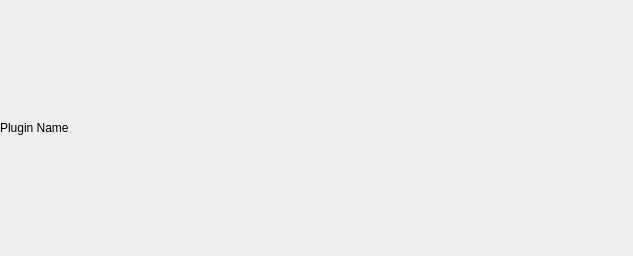
aotuai/brainframe-qt, file brainframe_qt/ui/dialogs/plugin_configuration/plugin_list/plugin_list_item/plugin_list_item.ui: the form before one commit.
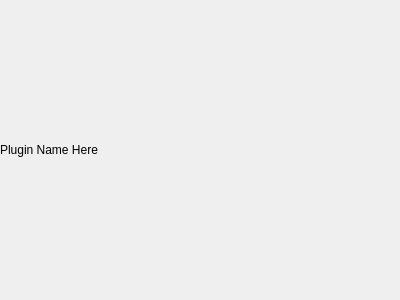
The form after the commit.

Commit message: Added more basic scaffolding for the plugin configuration UIs

The edit to the form file:
```diff
--- a/brainframe_qt/ui/dialogs/plugin_configuration/plugin_list/plugin_list_item/plugin_list_item.ui
+++ b/brainframe_qt/ui/dialogs/plugin_configuration/plugin_list/plugin_list_item/plugin_list_item.ui
@@ -6,15 +6,15 @@
    <rect>
     <x>0</x>
     <y>0</y>
-    <width>633</width>
-    <height>256</height>
+    <width>400</width>
+    <height>300</height>
    </rect>
   </property>
   <property name="windowTitle">
    <string>Form</string>
   </property>
   <property name="text">
-   <string>Plugin Name</string>
+   <string>Plugin Name Here</string>
   </property>
  </widget>
  <resources/>
```
The commit also changes 7 other files.
